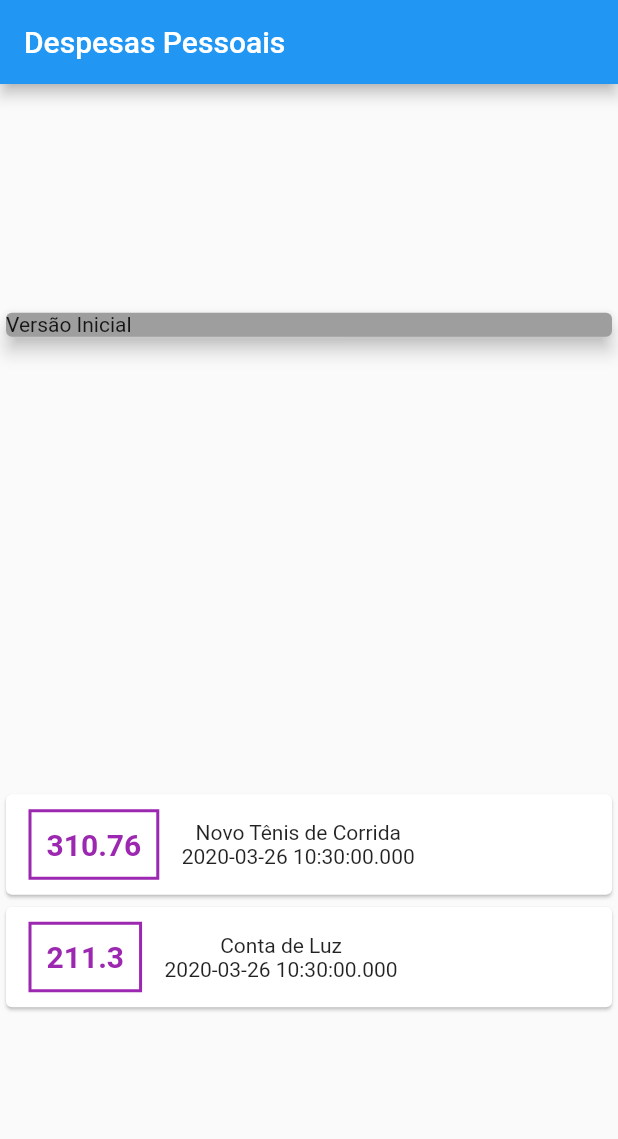
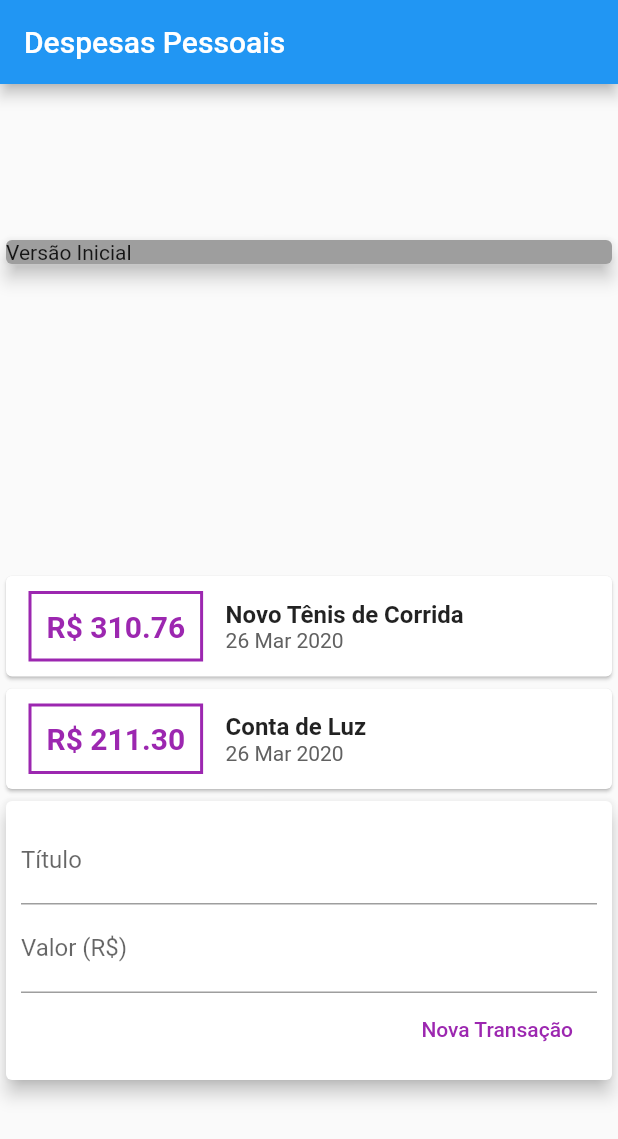
Before and after one commit to MarcLins/CursosDeFlutter-Cod3r-Expenses, a Flutter app: the screen it shows after launch, on a phone screen of 412 x 824 dp. Shown: the top 1139 px of the screen. Run offline on Flutter 3.47's test engine with Material 2 defaults, Android fonts, the phone set to English and light mode, and no system bars.

Commit message:
Composing App

```diff
--- /dev/null
+++ b/lib/components/transaction_form.dart
@@ -0,0 +1,44 @@
+import 'package:flutter/material.dart';
+
+class TransactionForm extends StatelessWidget {
+  final titleController = TextEditingController();
+  final valueController = TextEditingController();
+  @override
+  Widget build(BuildContext context) {
+    return Card(
+      elevation: 5,
+      child: Padding(
+        padding: const EdgeInsets.all(10),
+        child: Column(
+          children: <Widget>[
+            TextField(
+              controller: titleController,
+              decoration: InputDecoration(
+                labelText: 'Título',
+              ),
+            ),
+            TextField(
+              controller: valueController,
+              decoration: InputDecoration(
+                labelText: 'Valor (R\$)',
+              ),
+            ),
+            Row(
+              mainAxisAlignment: MainAxisAlignment.end,
+              children: <Widget>[
+                FlatButton(
+                  textColor: Colors.purple,
+                  onPressed: () {
+                    print(titleController.text);
+                    print(valueController.text);
+                  },
+                  child: Text('Nova Transação'),
+                ),
+              ],
+            ),
+          ],
+        ),
+      ),
+    );
+  }
+}
--- /dev/null
+++ b/lib/components/transaction_user.dart
@@ -0,0 +1,36 @@
+import 'package:flutter/material.dart';
+import 'transaction_form.dart';
+import 'transactions_list.dart';
+import '../models/transaction.dart';
+
+class TransactionUser extends StatefulWidget {
+  @override
+  _TransactionUserState createState() => _TransactionUserState();
+}
+
+class _TransactionUserState extends State<TransactionUser> {
+  final _transactions = [
+    Transaction(
+      id: 't1',
+      title: 'Novo Tênis de Corrida',
+      value: 310.76,
+      date: DateTime.now(),
+    ),
+    Transaction(
+      id: 't2',
+      title: 'Conta de Luz',
+      value: 211.30,
+      date: DateTime.now(),
+    ),
+  ];
+
+  @override
+  Widget build(BuildContext context) {
+    return Column(
+      children: <Widget>[
+        TransactionList(_transactions),
+        TransactionForm(),
+      ],
+    );
+  }
+}
--- /dev/null
+++ b/lib/components/transactions_list.dart
@@ -0,0 +1,55 @@
+import 'package:expenses/models/transaction.dart';
+import 'package:flutter/material.dart';
+import 'package:intl/intl.dart';
+
+class TransactionList extends StatelessWidget {
+  final List<Transaction> transactions;
+
+  TransactionList(this.transactions);
+
+  @override
+  Widget build(BuildContext context) {
+    return Column(
+      children: transactions.map((tr) {
+        return Card(
+            child: Row(
+          children: <Widget>[
+            Container(
+              margin: EdgeInsets.symmetric(horizontal: 15, vertical: 10),
+              decoration: BoxDecoration(
+                  border: Border.all(
+                color: Colors.purple,
+                width: 2,
+              )),
+              padding: EdgeInsets.all(10),
+              child: Text(
+                'R\$ ${tr.value.toStringAsFixed(2)}',
+                style: TextStyle(
+                  fontWeight: FontWeight.bold,
+                  fontSize: 20,
+                  color: Colors.purple,
+                ),
+              ),
+            ),
+            Column(
+              crossAxisAlignment: CrossAxisAlignment.start,
+              children: <Widget>[
+                Text(
+                  tr.title,
+                  style: TextStyle(
+                    fontSize: 16,
+                    fontWeight: FontWeight.bold,
+                  ),
+                ),
+                Text(
+                  DateFormat('d MMM y').format(tr.date),
+                  style: TextStyle(color: Colors.grey[700]),
+                ),
+              ],
+            )
+          ],
+        ));
+      }).toList(),
+    );
+  }
+}
--- a/lib/main.dart
+++ b/lib/main.dart
@@ -1,4 +1,4 @@
-import 'package:expenses/models/transaction.dart';
+import 'package:expenses/components/transaction_user.dart';
 import 'package:flutter/material.dart';
 
 main() => runApp(ExpensesApp());
@@ -14,21 +14,6 @@ class ExpensesApp extends StatelessWidget {
 }
 
 class MyHomePage extends StatelessWidget {
-  final _transactions = [
-    Transaction(
-      id: 't1',
-      title: 'Novo Tênis de Corrida',
-      value: 310.76,
-      date: DateTime.now(),
-    ),
-    Transaction(
-      id: 't2',
-      title: 'Conta de Luz',
-      value: 211.30,
-      date: DateTime.now(),
-    ),
-  ];
-
   @override
   Widget build(BuildContext context) {
     return Scaffold(
@@ -46,39 +31,9 @@ class MyHomePage extends StatelessWidget {
               elevation: 5,
             ),
           ),
-              Column(
-                children: _transactions.map((tr) {
-                  return Card(
-                      child: Row(
-                    children: <Widget>[
-                      Container(
-                        margin:
-                            EdgeInsets.symmetric(horizontal: 15, vertical: 10),
-                        decoration: BoxDecoration(
-                            border: Border.all(
-                          color: Colors.purple,
-                          width: 2,
-                        )),
-                        padding: EdgeInsets.all(10),
-                        child: Text(
-                          tr.value.toString(),
-                          style: TextStyle(
-                            fontWeight: FontWeight.bold,
-                            fontSize: 20,
-                            color: Colors.purple,
+          TransactionUser(),
+        ],
       ),
-                        ),
-                      ),
-                      Column(
-                        children: <Widget>[
-                          Text(tr.title),
-                          Text(tr.date.toString()),
-                        ],
-                      )
-                    ],
-                  ));
-                }).toList(),
-              ),
-            ]));
+    );
   }
 }
--- a/pubspec.yaml
+++ b/pubspec.yaml
@@ -19,7 +19,7 @@ environment:
 dependencies:
   flutter:
     sdk: flutter
-
+  intl: 0.16.1
   # The following adds the Cupertino Icons font to your application.
   # Use with the CupertinoIcons class for iOS style icons.
   cupertino_icons: ^0.1.2
```
Also changed, not shown: pubspec.lock. Lines whose indentation alone changed are shown as unchanged.
